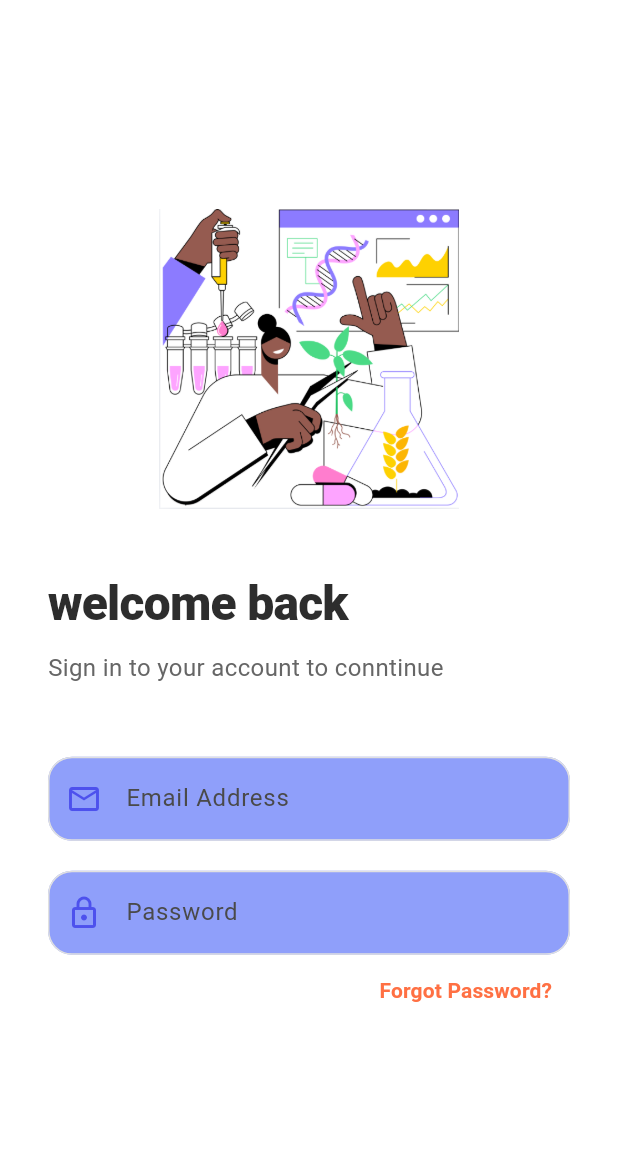
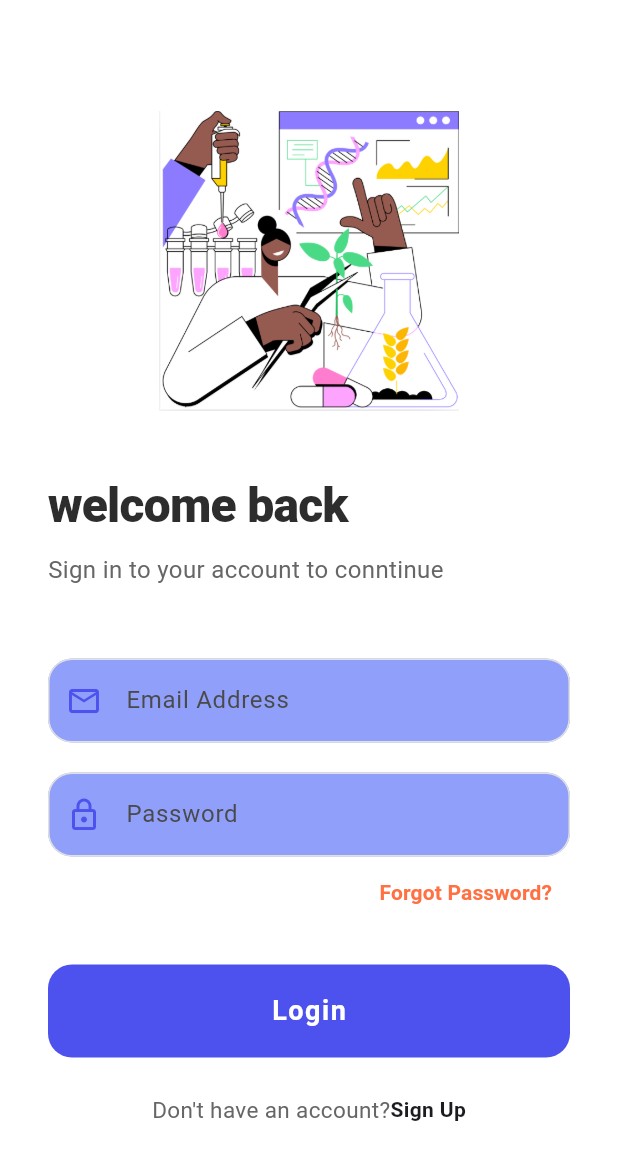
Before and after one commit to hanifatulnadiva/Navigation_0203, a Flutter app: the LoginPage widget shown alone on an empty page, opened directly, on a phone screen of 412 x 824 dp. Shown: the top 1160 px of the screen. Run offline on Flutter 3.47's test engine with Material 3 defaults, Android fonts, the phone set to English and light mode, and no system bars.

Commit message:
add login button and sign-up prompt to login page

```diff
--- a/lib/auth/login.dart
+++ b/lib/auth/login.dart
@@ -147,6 +147,63 @@ class _LoginPageState extends State<LoginPage> {
                         ),
                       )
                       ),
+                    ),
+                    const SizedBox(height: 24,),
+                    ElevatedButton(
+                      onPressed: (){
+                        if(_formKey.currentState!.validate()){
+                            Navigator.pushReplacement(
+                              context,
+                              MaterialPageLayout(builder:(context)=>
+                                const HomePage()),
+                            );
+                        }
+                      },
+                      style: ElevatedButton.styleFrom(
+                        backgroundColor: MainLayout.primaryColor,
+                        foregroundColor: Colors.white,
+                        elevation: 0,
+                        padding: const EdgeInsets.symmetric(vertical: 18),
+                        shape: RoundedRectangleBorder(
+                          borderRadius: BorderRadius.circular(16)
+                        ),
+
+                      ),
+                      child: const Text(
+                        'Login',
+                        style: TextStyle(
+                          fontSize: 18,
+                          fontWeight: FontWeight.bold,
+                          letterSpacing: 1.0
+                        ),
+                      ),
+                    ),
+                    const SizedBox(height: 24),
+                    Row(
+                      mainAxisAlignment: MainAxisAlignment.center,
+                      children: [
+                        Text(
+                          'Don\'t have an account?',
+                          style: TextStyle(
+                            color: MainLayout.textSubtitleColor,fontSize: 15
+                          ),
+                        ),
+                        GestureDetector(
+                          onTap: () {
+                            Navigator.push(
+                              context,
+                              MaterialPageRoute(builder:(context)=>
+                              const RegisterPage()),
+                              );
+                          },
+                          child: const Text(
+                            'Sign Up',
+                            style: TextStyle(
+                              fontWeight: FontWeight.w600
+                            ),
+                          )
+                        )
+                      ],
                     )
                   ],
                 ),
```
